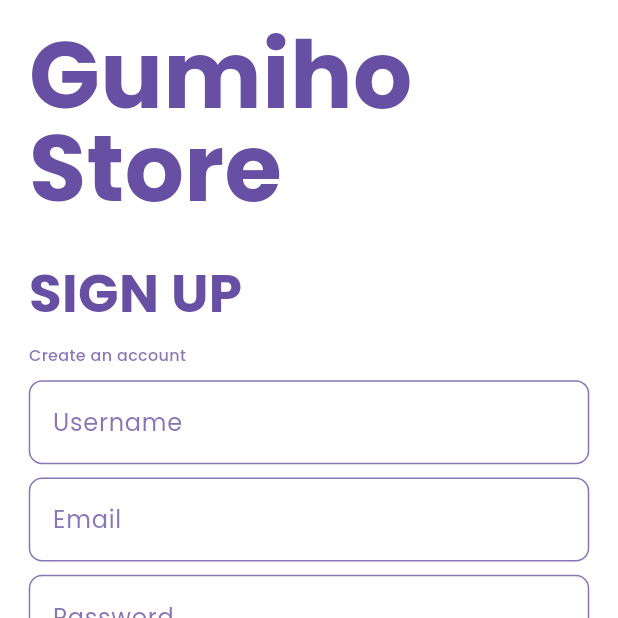
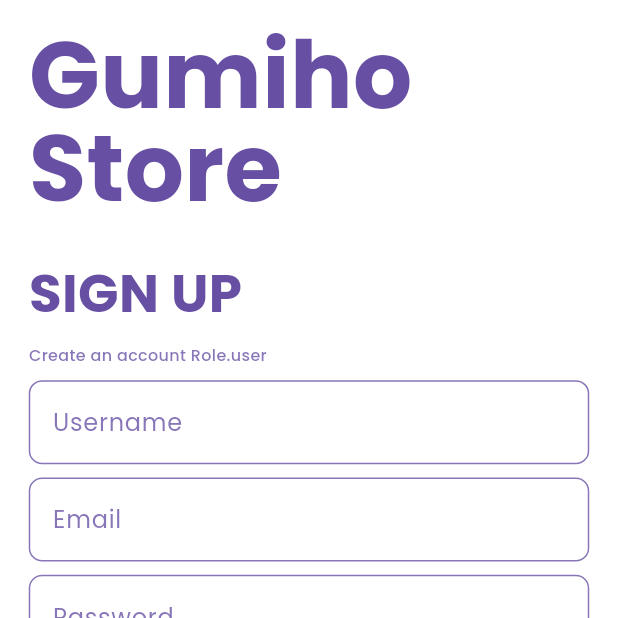
Before and after one commit to Gumiho2504/e_commerc_app, a Flutter app: the screen it shows after launch, after a tap on "Login", after a tap on "Sign Up", on a phone screen of 412 x 824 dp, the top half of it. Run offline on Flutter 3.47's test engine with Material 3 defaults, Android fonts, the phone set to English and light mode, and no system bars; our stand-ins replace cloud_firestore, firebase_auth, firebase_core, flutter_screenutil, google_fonts; accounts and stored records are empty.

```diff
--- a/lib/main.dart
+++ b/lib/main.dart
@@ -1,10 +1,12 @@
+import 'package:cloud_firestore/cloud_firestore.dart';
 import 'package:firebase_auth/firebase_auth.dart';
 import 'package:firebase_core/firebase_core.dart';
 import 'package:flutter/material.dart';
 import 'package:flutter_screenutil/flutter_screenutil.dart';
 import 'package:google_fonts/google_fonts.dart';
 
-import 'package:e_commerc_app/screens/home_screen.dart';
+import 'package:e_commerc_app/screens/user/home_screen.dart';
+import 'package:e_commerc_app/screens/admin/home_screen.dart' as Admin;
 import 'package:e_commerc_app/screens/login_screen.dart';
 import 'package:e_commerc_app/screens/signup_screen.dart';
 
@@ -36,7 +38,8 @@ class MyApp extends StatelessWidget {
           routes: {
             'login': (context) => LoginScreen(),
             'signup': (context) => SignUpScreen(),
-            'home': (context) => HomeScreen(),
+            'user_home': (context) => HomeScreen(),
+            'admin_home': (context) => Admin.HomeScreen(),
           },
           theme: ThemeData(
             primaryColor: Colors.deepPurple,
@@ -46,9 +49,64 @@ class MyApp extends StatelessWidget {
             fontFamily: GoogleFonts.poppins().fontFamily,
             colorScheme: ColorScheme.fromSeed(seedColor: Colors.deepPurple),
           ),
-          home: isLogin ? HomeScreen() : LoginScreen(),
+          home: AuthHandler(),
         );
       },
     );
   }
 }
+
+class AuthHandler extends StatefulWidget {
+  const AuthHandler({super.key});
+
+  @override
+  State<AuthHandler> createState() => _AuthHandlerState();
+}
+
+class _AuthHandlerState extends State<AuthHandler> {
+  User? _currentUser;
+  String? _role;
+  @override
+  void initState() {
+    _initializeAuthState();
+    super.initState();
+  }
+
+  void _initializeAuthState() {
+    FirebaseAuth.instance.authStateChanges().listen((user) async {
+
+      if (!mounted) return;
+      setState(() {
+        _currentUser = user;
+      });
+      if (user != null) {
+        final userDoc =
+            await FirebaseFirestore.instance
+                .collection('users')
+                .doc(user.uid)
+                .get();
+        if (!mounted) return;
+        if (userDoc.exists) {
+          setState(() {
+            _role = userDoc['role'];
+          });
+        }
+      }
+    });
+  }
+
+  @override
+  Widget build(BuildContext context) {
+    if (_currentUser == null) {
+      ///print(_currentUser);
+
+      return LoginScreen();
+    }
+    if (_role == null) {
+
+      return Scaffold(body: Center(child: CircularProgressIndicator()));
+    }
+    //print(_role);
+    return _role == 'admin' ? Admin.HomeScreen() : HomeScreen();
+  }
+}
--- a/lib/screens/signup_screen.dart
+++ b/lib/screens/signup_screen.dart
@@ -16,7 +16,7 @@ class _SignUpScreenState extends State<SignUpScreen> {
   final _emailController = TextEditingController();
   final _passwordController = TextEditingController();
   final _formKey = GlobalKey<FormState>();
-  final _selectValue = 0;
+  int?  _selectValue = 0;
   final _roles = [Role.user, Role.admin];
 
   AuthService authService = AuthService();
@@ -26,7 +26,7 @@ class _SignUpScreenState extends State<SignUpScreen> {
       _userName.text,
       _emailController.text,
       _passwordController.text,
-      _roles[_selectValue],
+      _roles[_selectValue!],
     );
 
     if (result == 'success') {
@@ -86,7 +86,7 @@ class _SignUpScreenState extends State<SignUpScreen> {
                   ),
                 ),
                 Text(
-                  'Create an account ',
+                  'Create an account ${_roles[_selectValue!]}',
                   style: TextStyle(
                     fontSize: 12.h,
                     fontWeight: FontWeight.w500,
@@ -122,6 +122,7 @@ class _SignUpScreenState extends State<SignUpScreen> {
                       ),
 
                       DropdownButtonFormField(
+
                         alignment: AlignmentDirectional.bottomStart,
                         style: TextStyle(
                           color: ThemeData().primaryColor,
@@ -165,7 +166,9 @@ class _SignUpScreenState extends State<SignUpScreen> {
                         },
                         value: _selectValue,
                         onChanged: (value) {
-                          setState(() {});
+                          setState(() {
+                            _selectValue = value;
+                          });
                         },
                       ),
                       // Login Button
--- a/lib/services/auth_service.dart
+++ b/lib/services/auth_service.dart
@@ -39,12 +39,12 @@ class AuthService {
         email: email,
         password: password,
       );
-      // DocumentSnapshot userDoc =
+      DocumentSnapshot userDoc =
       await firestore
           .collection('users')
           .doc(firebaseAuth.currentUser!.uid)
           .get();
-      return 'success';
+      return userDoc['role'];
     } on FirebaseAuthException catch (e) {
       return getErrorMessaga(e.code);
     } catch (e) {
```
Also changed, not shown: lib/screens/admin/home_screen.dart (added, +21 -0 lines), lib/screens/login_screen.dart (+9 -3 lines), lib/screens/user/home_screen.dart (renamed from lib/screens/home_screen.dart).
